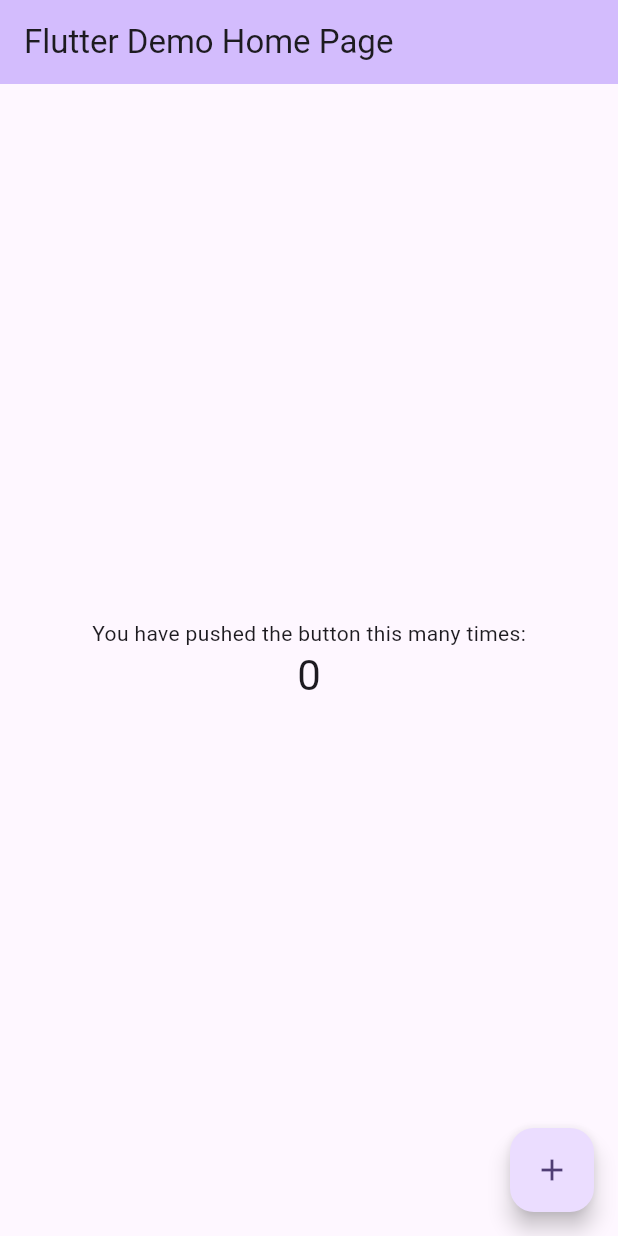
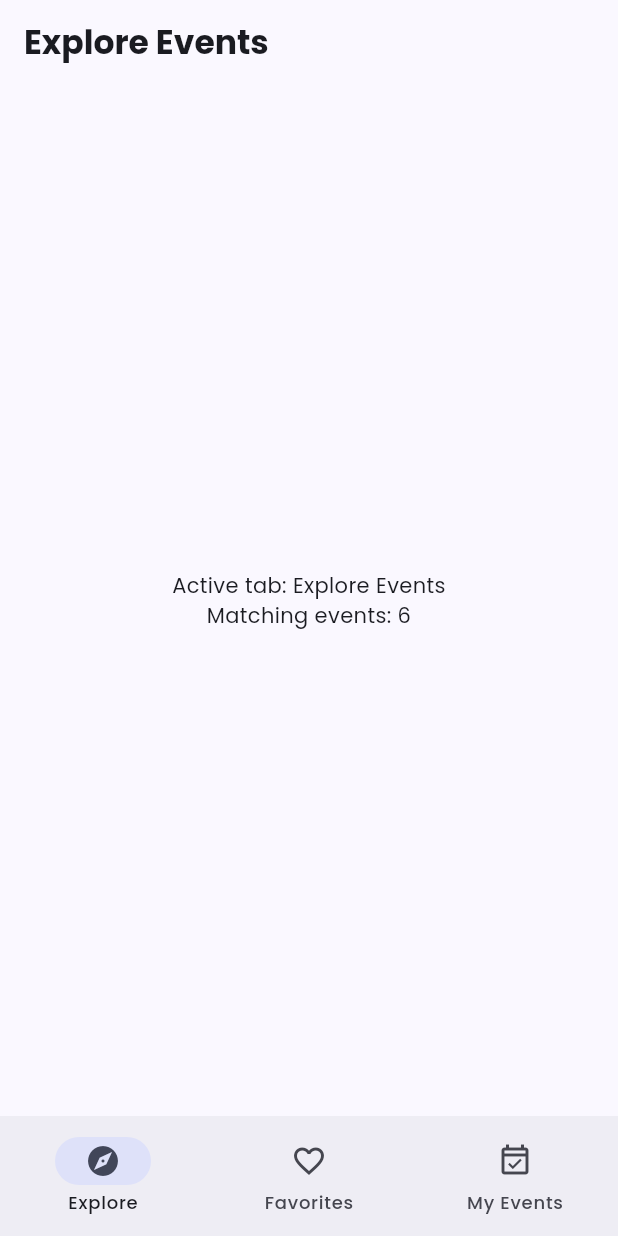
Before and after one commit to B4rakH/bim493_hw1, a Flutter app: the screen it shows after launch, on a phone screen of 412 x 824 dp. Run offline on Flutter 3.47's test engine with Material 3 defaults, Android fonts, the phone set to English and light mode, and no system bars.

Commit message:
feat: Add widgets

```diff
--- a/lib/main.dart
+++ b/lib/main.dart
@@ -1,122 +1,30 @@
 import 'package:flutter/material.dart';
+import 'screens/main_navigation_screen.dart';
 
 void main() {
-  runApp(const MyApp());
+  runApp(const CampusEventExplorerApp());
 }
 
-class MyApp extends StatelessWidget {
-  const MyApp({super.key});
+class CampusEventExplorerApp extends StatelessWidget {
+  const CampusEventExplorerApp({super.key});
 
-  // This widget is the root of your application.
   @override
   Widget build(BuildContext context) {
     return MaterialApp(
-      title: 'Flutter Demo',
+      title: 'Campus Event Explorer',
+      debugShowCheckedModeBanner: false,
       theme: ThemeData(
-        // This is the theme of your application.
-        //
-        // TRY THIS: Try running your application with "flutter run". You'll see
-        // the application has a purple toolbar. Then, without quitting the app,
-        // try changing the seedColor in the colorScheme below to Colors.green
-        // and then invoke "hot reload" (save your changes or press the "hot
-        // reload" button in a Flutter-supported IDE, or press "r" if you used
-        // the command line to start the app).
-        //
-        // Notice that the counter didn't reset back to zero; the application
-        // state is not lost during the reload. To reset the state, use hot
-        // restart instead.
-        //
-        // This works for code too, not just values: Most code changes can be
-        // tested with just a hot reload.
-        colorScheme: .fromSeed(seedColor: Colors.deepPurple),
+        useMaterial3: true,
+        fontFamily: 'Poppins',
+        colorScheme: ColorScheme.fromSeed(
+          seedColor: const Color(0xFF1E3A8A), // Campus navy blue
+          brightness: Brightness.light,
+        ),
+        appBarTheme: const AppBarTheme(
+          centerTitle: false,
+        ),
       ),
-      home: const MyHomePage(title: 'Flutter Demo Home Page'),
+      home: const MainNavigationScreen(),
     );
   }
 }
-
-class MyHomePage extends StatefulWidget {
-  const MyHomePage({super.key, required this.title});
-
-  // This widget is the home page of your application. It is stateful, meaning
-  // that it has a State object (defined below) that contains fields that affect
-  // how it looks.
-
-  // This class is the configuration for the state. It holds the values (in this
-  // case the title) provided by the parent (in this case the App widget) and
-  // used by the build method of the State. Fields in a Widget subclass are
-  // always marked "final".
-
-  final String title;
-
-  @override
-  State<MyHomePage> createState() => _MyHomePageState();
-}
-
-class _MyHomePageState extends State<MyHomePage> {
-  int _counter = 0;
-
-  void _incrementCounter() {
-    setState(() {
-      // This call to setState tells the Flutter framework that something has
-      // changed in this State, which causes it to rerun the build method below
-      // so that the display can reflect the updated values. If we changed
-      // _counter without calling setState(), then the build method would not be
-      // called again, and so nothing would appear to happen.
-      _counter++;
-    });
-  }
-
-  @override
-  Widget build(BuildContext context) {
-    // This method is rerun every time setState is called, for instance as done
-    // by the _incrementCounter method above.
-    //
-    // The Flutter framework has been optimized to make rerunning build methods
-    // fast, so that you can just rebuild anything that needs updating rather
-    // than having to individually change instances of widgets.
-    return Scaffold(
-      appBar: AppBar(
-        // TRY THIS: Try changing the color here to a specific color (to
-        // Colors.amber, perhaps?) and trigger a hot reload to see the AppBar
-        // change color while the other colors stay the same.
-        backgroundColor: Theme.of(context).colorScheme.inversePrimary,
-        // Here we take the value from the MyHomePage object that was created by
-        // the App.build method, and use it to set our appbar title.
-        title: Text(widget.title),
-      ),
-      body: Center(
-        // Center is a layout widget. It takes a single child and positions it
-        // in the middle of the parent.
-        child: Column(
-          // Column is also a layout widget. It takes a list of children and
-          // arranges them vertically. By default, it sizes itself to fit its
-          // children horizontally, and tries to be as tall as its parent.
-          //
-          // Column has various properties to control how it sizes itself and
-          // how it positions its children. Here we use mainAxisAlignment to
-          // center the children vertically; the main axis here is the vertical
-          // axis because Columns are vertical (the cross axis would be
-          // horizontal).
-          //
-          // TRY THIS: Invoke "debug painting" (choose the "Toggle Debug Paint"
-          // action in the IDE, or press "p" in the console), to see the
-          // wireframe for each widget.
-          mainAxisAlignment: .center,
-          children: [
-            const Text('You have pushed the button this many times:'),
-            Text(
-              '$_counter',
-              style: Theme.of(context).textTheme.headlineMedium,
-            ),
-          ],
-        ),
-      ),
-      floatingActionButton: FloatingActionButton(
-        onPressed: _incrementCounter,
-        tooltip: 'Increment',
-        child: const Icon(Icons.add),
-      ),
-    );
-  }
-}
--- /dev/null
+++ b/lib/screens/main_navigation_screen.dart
@@ -0,0 +1,194 @@
+import 'package:flutter/material.dart';
+import '../data/mock_events.dart';
+import '../models/event.dart';
+
+class MainNavigationScreen extends StatefulWidget {
+  const MainNavigationScreen({super.key});
+
+  @override
+  State<MainNavigationScreen> createState() => _MainNavigationScreenState();
+}
+
+class _MainNavigationScreenState extends State<MainNavigationScreen> {
+  // Master list of events kept in memory during the app session
+  late List<Event> _events;
+
+  // Active navigation index: 0 = Explore, 1 = Favorites, 2 = My Events
+  int _currentIndex = 0;
+
+  // Shared search and category filter state (applied across all three views)
+  String _searchQuery = '';
+  String _selectedCategory = 'All';
+  final TextEditingController _searchController = TextEditingController();
+
+  @override
+  void initState() {
+    super.initState();
+    _events = getInitialEvents();
+  }
+
+  @override
+  void dispose() {
+    _searchController.dispose();
+    super.dispose();
+  }
+
+  // --- State Manipulation Methods ---
+
+  void toggleFavorite(String eventId) {
+    setState(() {
+      _events = _events.map((event) {
+        if (event.id == eventId) {
+          return event.copyWith(isFavorite: !event.isFavorite);
+        }
+        return event;
+      }).toList();
+    });
+  }
+
+  void joinEvent(String eventId) {
+    setState(() {
+      _events = _events.map((event) {
+        if (event.id == eventId) {
+          if (event.isJoined || event.availablePlaces <= 0) {
+            return event;
+          }
+          return event.copyWith(
+            isJoined: true,
+            availablePlaces: event.availablePlaces - 1,
+          );
+        }
+        return event;
+      }).toList();
+    });
+  }
+
+  void cancelParticipation(String eventId) {
+    setState(() {
+      _events = _events.map((event) {
+        if (event.id == eventId) {
+          if (!event.isJoined) {
+            return event;
+          }
+          return event.copyWith(
+            isJoined: false,
+            availablePlaces: (event.availablePlaces + 1).clamp(0, event.totalCapacity),
+          );
+        }
+        return event;
+      }).toList();
+    });
+  }
+
+  void setSearchQuery(String query) {
+    setState(() {
+      _searchQuery = query;
+    });
+  }
+
+  void clearSearch() {
+    _searchController.clear();
+    setState(() {
+      _searchQuery = '';
+    });
+  }
+
+  void setCategoryFilter(String category) {
+    setState(() {
+      _selectedCategory = category;
+    });
+  }
+
+  // --- Filter and Derived Getters ---
+
+  List<Event> _filterEvents(List<Event> sourceEvents) {
+    final trimmedQuery = _searchQuery.trim().toLowerCase();
+    return sourceEvents.where((event) {
+      final matchesCategory = _selectedCategory == 'All' ||
+          event.category.toLowerCase() == _selectedCategory.toLowerCase();
+      final matchesSearch = trimmedQuery.isEmpty ||
+          event.title.toLowerCase().contains(trimmedQuery);
+      return matchesCategory && matchesSearch;
+    }).toList();
+  }
+
+  List<Event> get filteredExploreEvents => _filterEvents(_events);
+
+  List<Event> get filteredFavoriteEvents =>
+      _filterEvents(_events.where((event) => event.isFavorite).toList());
+
+  List<Event> get filteredJoinedEvents =>
+      _filterEvents(_events.where((event) => event.isJoined).toList());
+
+  int get totalJoinedCount => _events.where((event) => event.isJoined).length;
+
+  int get currentMatchingCount {
+    switch (_currentIndex) {
+      case 1:
+        return filteredFavoriteEvents.length;
+      case 2:
+        return filteredJoinedEvents.length;
+      case 0:
+      default:
+        return filteredExploreEvents.length;
+    }
+  }
+
+  @override
+  Widget build(BuildContext context) {
+    final titles = [
+      'Explore Events',
+      'My Favorites',
+      'My Events ($totalJoinedCount joined)',
+    ];
+
+    return Scaffold(
+      appBar: AppBar(
+        title: Text(
+          titles[_currentIndex],
+          style: const TextStyle(fontWeight: FontWeight.bold),
+        ),
+        elevation: 0,
+      ),
+      body: Center(
+        child: Text(
+          'Active tab: ${titles[_currentIndex]}\nMatching events: $currentMatchingCount',
+          textAlign: TextAlign.center,
+        ),
+      ),
+      bottomNavigationBar: NavigationBar(
+        selectedIndex: _currentIndex,
+        onDestinationSelected: (index) {
+          setState(() {
+            _currentIndex = index;
+          });
+        },
+        destinations: [
+          const NavigationDestination(
+            icon: Icon(Icons.explore_outlined),
+            selectedIcon: Icon(Icons.explore),
+            label: 'Explore',
+          ),
+          const NavigationDestination(
+            icon: Icon(Icons.favorite_outline),
+            selectedIcon: Icon(Icons.favorite),
+            label: 'Favorites',
+          ),
+          NavigationDestination(
+            icon: Badge(
+              isLabelVisible: totalJoinedCount > 0,
+              label: Text('$totalJoinedCount'),
+              child: const Icon(Icons.event_available_outlined),
+            ),
+            selectedIcon: Badge(
+              isLabelVisible: totalJoinedCount > 0,
+              label: Text('$totalJoinedCount'),
+              child: const Icon(Icons.event_available),
+            ),
+            label: 'My Events',
+          ),
+        ],
+      ),
+    );
+  }
+}
```
Also changed, not shown: 1 other file.
